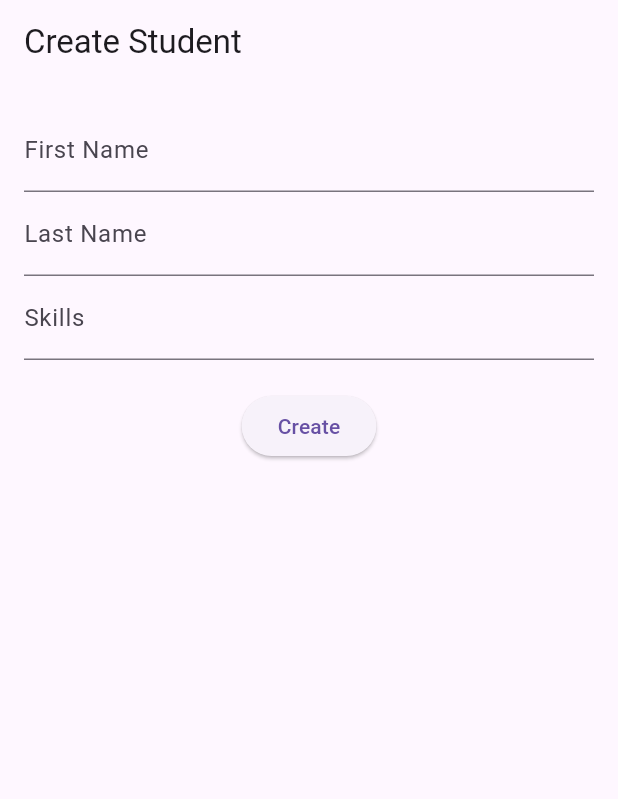
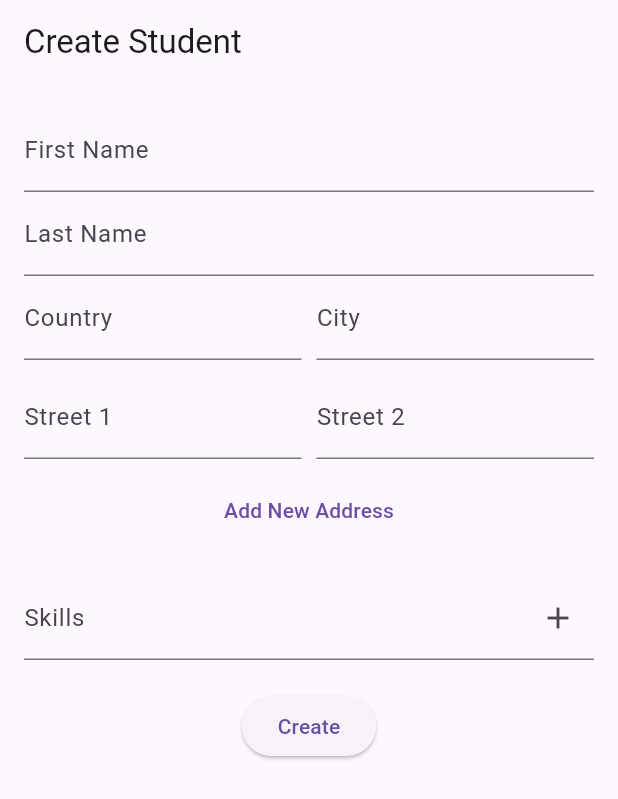
Before and after one commit to Maryiamreda/Demo, a Flutter app: the screen it shows after launch, after a tap on "+ Add New Student", on a phone screen of 412 x 824 dp. Shown: the top 799 px of the screen. Run offline on Flutter 3.47's test engine with Material 3 defaults, Android fonts, the phone set to English and light mode, and no system bars; network calls fail.

Commit message:
add adress fild

```diff
--- a/frontend/lib/add_student.dart
+++ b/frontend/lib/add_student.dart
@@ -3,21 +3,69 @@ import 'package:flutter/material.dart';
 import 'package:frontend/table.dart';
 import 'package:http/http.dart' as http;
 
+class address {
+  String Country;
+  String City;
+  String Street1;
+  String Street2;
+
+  address(
+      {required this.Country,
+      required this.City,
+      required this.Street1,
+      required this.Street2});
+
+  factory address.fromJson(Map<String, dynamic> json) {
+    return address(
+      Country: json['Country'],
+      City: json['City'],
+      Street1: json['Street1'],
+      Street2: json['Street2'],
+    );
+  }
+  @override
+  String toString() {
+    return '{ ${this.Country}, ${this.City}, ${this.Street1}, ${this.Street2} }';
+  }
+
+  Map<String, dynamic> toJson() {
+    return {
+      'Country': Country,
+      'City': City,
+      'Street1': Street1,
+      'Street2': Street2,
+    };
+  }
+}
+
 class Student {
   final String FirstName;
   final String LastName;
+  List<address> Adress;
   List<String> Skills;
   Student(
-      {required this.FirstName, required this.LastName, required this.Skills});
+      // ignore: non_constant_identifier_names
+      {required this.FirstName,
+      required this.LastName,
+      required this.Skills,
+      required this.Adress});
 
   factory Student.fromJson(Map<String, dynamic> json) {
     var skill = json['Skills'];
 
     List<String> skillsList = skill.cast<String>();
+    List<address> _Address = [];
+    if (json['Adress'] != null) {
+      var AdressJson = json['Adress'] as List;
+      _Address =
+          AdressJson.map((tagJson) => address.fromJson(tagJson)).toList();
+    }
+
     return Student(
       FirstName: json['FirstName'],
       LastName: json['LastName'],
       Skills: skillsList,
+      Adress: _Address,
     );
   }
 }
@@ -31,26 +79,79 @@ class _addStudentState extends State<addStudent> {
   final TextEditingController firstController = TextEditingController();
   final TextEditingController lastController = TextEditingController();
   final TextEditingController skillController = TextEditingController();
+
   final List<String> skills = [];
+  final List<address> addresses = [];
+
+  final List<TextEditingController> countryControllers = [
+    TextEditingController()
+  ];
+  final List<TextEditingController> cityControllers = [TextEditingController()];
+  final List<TextEditingController> street1Controllers = [
+    TextEditingController()
+  ];
+  final List<TextEditingController> street2Controllers = [
+    TextEditingController()
+  ];
+
+  void addAddressField() {
+    setState(() {
+      countryControllers.add(TextEditingController());
+      cityControllers.add(TextEditingController());
+      street1Controllers.add(TextEditingController());
+      street2Controllers.add(TextEditingController());
+    });
+  }
+
+  void addAddress() {
+    setState(() {
+      if (countryControllers.last.text.isNotEmpty &&
+          cityControllers.last.text.isNotEmpty &&
+          street1Controllers.last.text.isNotEmpty &&
+          street2Controllers.last.text.isNotEmpty) {
+        addresses.add(address(
+          Country: countryControllers.last.text,
+          City: cityControllers.last.text,
+          Street1: street1Controllers.last.text,
+          Street2: street2Controllers.last.text,
+        ));
+
+        // Add a new set of controllers for the next address
+        addAddressField();
+      }
+    });
+  }
+
+  void addSkill() {
+    setState(() {
+      if (skillController.text.isNotEmpty) {
+        print('Adding skill: ${skillController.text}');
+        skills.add(skillController.text);
+        print('Current skills list: $skills');
+        skillController.clear();
+      }
+    });
+  }
 
   String result = '';
-
   Future<void> create() async {
+    addSkill();
+    addAddress();
     try {
       final requestBody = {
         'FirstName': firstController.text,
         'LastName': lastController.text,
-        'Skills': skills, // This should now correctly include the skills
+        'Skills': skills,
+        'Address': addresses.map((addr) => addr.toJson()).toList(),
       };
-      print(
-          'Request body: $requestBody'); // This will help you verify the data being sent
+      print('Request body: $requestBody');
 
       final response = await http.post(
         Uri.parse('http://localhost:3000/students/Create'),
         headers: <String, String>{
           'Content-Type': 'application/json; charset=UTF-8',
         },
-        body: jsonEncode(requestBody), // Use the requestBody here
+        body: jsonEncode(requestBody),
       );
 
       if (response.statusCode == 200) {
@@ -58,17 +159,25 @@ class _addStudentState extends State<addStudent> {
         setState(() {
           result =
               'ID: ${responseData['_id']}\nFirstName: ${responseData['FirstName']}\nLastName: ${responseData['LastName']}\nSkills: ${responseData['Skills'].join(', ')}';
-          skills.clear(); // Clear the skills list after successful creation
-          skillController.clear(); // Clear the skill input field
+          skills.clear();
+          skillController.clear();
+          countryControllers.clear();
+          cityControllers.clear();
+          street1Controllers.clear();
+          street2Controllers.clear();
+          addresses.clear();
+          // Re-initialize with one set of address controllers
+          countryControllers.add(TextEditingController());
+          cityControllers.add(TextEditingController());
+          street1Controllers.add(TextEditingController());
+          street2Controllers.add(TextEditingController());
         });
 
-        // Navigate to the data table screen
         Navigator.push(
           context,
           MaterialPageRoute(builder: (context) => dataTable()),
         );
       } else {
-        // If the server returns an error response, throw an exception
         throw Exception('Failed to create student: ${response.body}');
       }
     } catch (e) {
@@ -76,6 +185,54 @@ class _addStudentState extends State<addStudent> {
         result = 'Error: $e';
       });
     }
+  }
+
+  Widget buildAddressFields() {
+    return Column(
+      children: [
+        for (int i = 0; i < countryControllers.length; i++)
+          Column(
+            children: [
+              Row(
+                children: [
+                  Expanded(
+                    child: TextField(
+                      controller: countryControllers[i],
+                      decoration: InputDecoration(labelText: 'Country'),
+                    ),
+                  ),
+                  SizedBox(width: 10),
+                  Expanded(
+                    child: TextField(
+                      controller: cityControllers[i],
+                      decoration: InputDecoration(labelText: 'City'),
+                    ),
+                  ),
+                ],
+              ),
+              SizedBox(height: 10),
+              Row(
+                children: [
+                  Expanded(
+                    child: TextField(
+                      controller: street1Controllers[i],
+                      decoration: InputDecoration(labelText: 'Street 1'),
+                    ),
+                  ),
+                  SizedBox(width: 10),
+                  Expanded(
+                    child: TextField(
+                      controller: street2Controllers[i],
+                      decoration: InputDecoration(labelText: 'Street 2'),
+                    ),
+                  ),
+                ],
+              ),
+              // if (i < countryControllers.length - 1) SizedBox(height: 20),
+            ],
+          ),
+      ],
+    );
   }
 
   @override
@@ -97,28 +254,47 @@ class _addStudentState extends State<addStudent> {
                 controller: lastController,
                 decoration: InputDecoration(labelText: 'Last Name'),
               ),
-              TextField(
+              buildAddressFields(),
+              SizedBox(height: 10),
+              TextButton(
+                onPressed: () {
+                  addAddress();
+                  print('Address added');
+                },
+                child: Text('Add New Address'),
+              ),
+              // buildAddedAddresses(),
+              SizedBox(height: 20),
+              TextFormField(
                 controller: skillController,
-                decoration: InputDecoration(labelText: 'Skills'),
-                onSubmitted: (value) {
-                  setState(() {
-                    skills.add(value);
-                    skillController.clear();
-                  });
+                decoration: InputDecoration(
+                  labelText: 'Skills',
+                  suffixIcon: IconButton(
+                    icon: Icon(Icons.add),
+                    onPressed: addSkill,
+                  ),
+                ),
+                onFieldSubmitted: (value) {
+                  addSkill();
                 },
               ),
               Wrap(
-                children:
-                    skills.map((skill) => Chip(label: Text(skill))).toList(),
+                spacing: 8.0,
+                children: skills
+                    .map((skill) => Chip(
+                          label: Text(skill),
+                          onDeleted: () {
+                            setState(() {
+                              skills.remove(skill);
+                            });
+                          },
+                        ))
+                    .toList(),
               ),
               SizedBox(height: 20),
               ElevatedButton(
                 onPressed: () {
                   create();
-                  // Navigator.push(
-                  //   context,
-                  //   MaterialPageRoute(builder: (context) => dataTable()),
-                  // );
                 },
                 child: Text('Create'),
               ),
```
